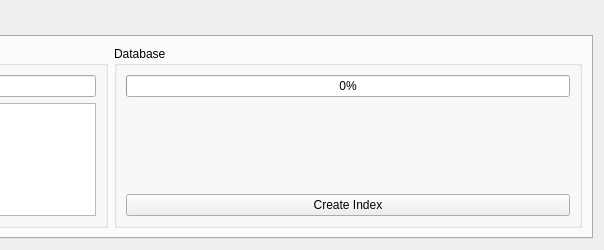
Before: the Qt Designer form src/IMapSearchWidget.ui in ntruchsess/QLandkarteGT, drawn with Qt 5; both pictures show x 855 to 1459 and y 0 to 250 of the 1459 by 250 pixel window.
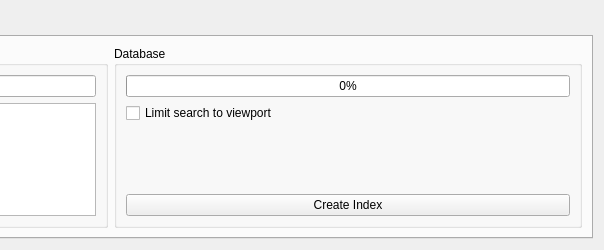
After: the same form once the commit is applied.

Commit message: optional limit search to viewport

Patch:
```diff
--- a/src/IMapSearchWidget.ui
+++ b/src/IMapSearchWidget.ui
@@ -104,6 +104,13 @@
             </property>
            </widget>
           </item>
+          <item>
+           <widget class="QCheckBox" name="checkSearchViewport" >
+            <property name="text" >
+             <string>Limit search to viewport</string>
+            </property>
+           </widget>
+          </item>
           <item>
            <widget class="QLabel" name="labelProgress2" >
             <property name="text" >
```
The commit also changes 4 other files.
